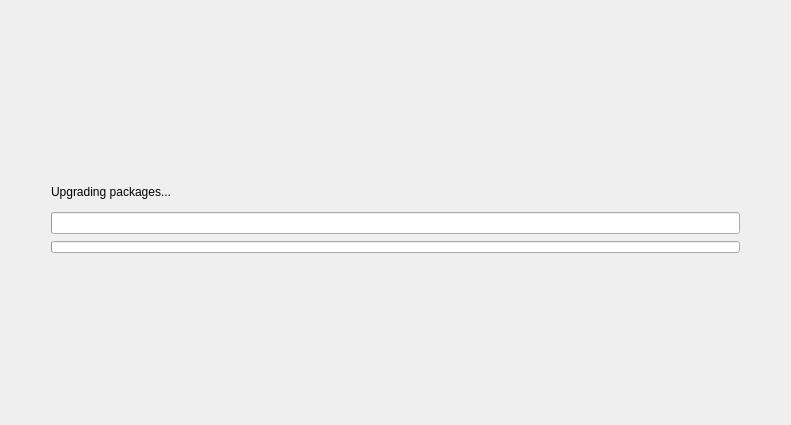
First picture: the form in playground/gokmen/um/ui/ui_screen_5.ui, repository pars-linux/uludag, before the edit.
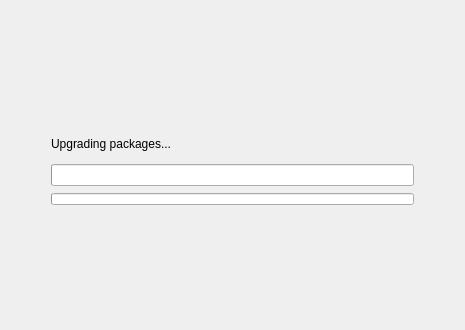
Second picture: the form after the edit.

Commit message: - Update UI, cosmetic purpose

The edit to the form file:
```diff
--- a/playground/gokmen/um/ui/ui_screen_5.ui
+++ b/playground/gokmen/um/ui/ui_screen_5.ui
@@ -6,8 +6,8 @@
    <rect>
     <x>0</x>
     <y>0</y>
-    <width>791</width>
-    <height>425</height>
+    <width>465</width>
+    <height>330</height>
    </rect>
   </property>
   <property name="windowTitle">
```
The commit also changes 3 other files.
